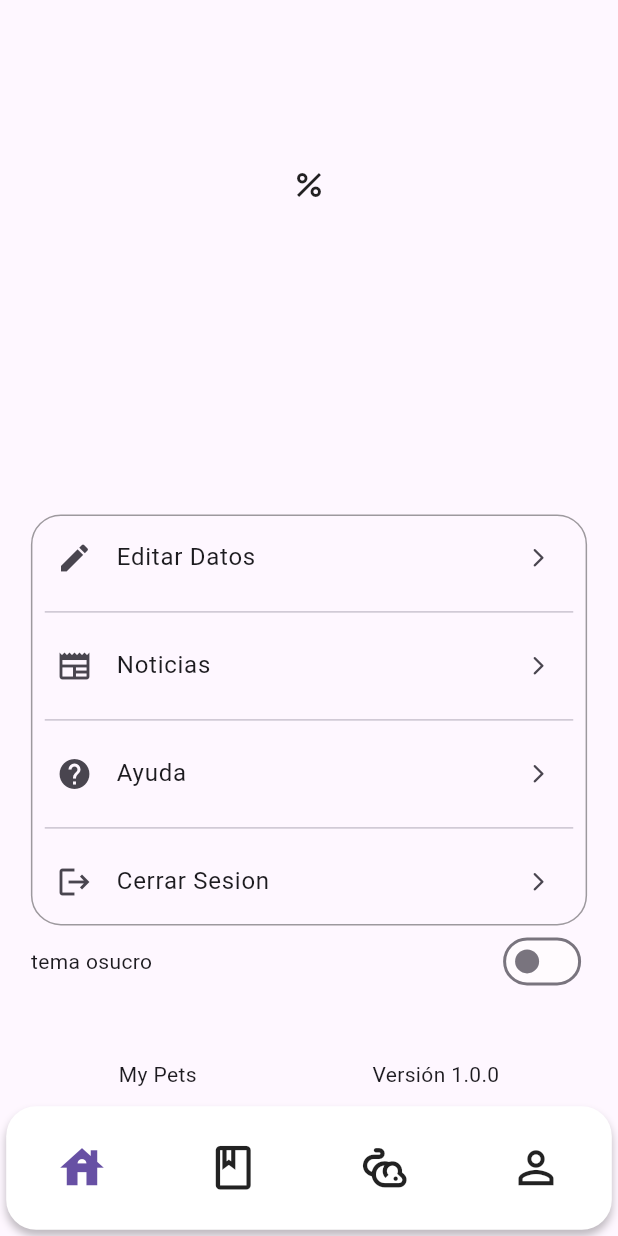
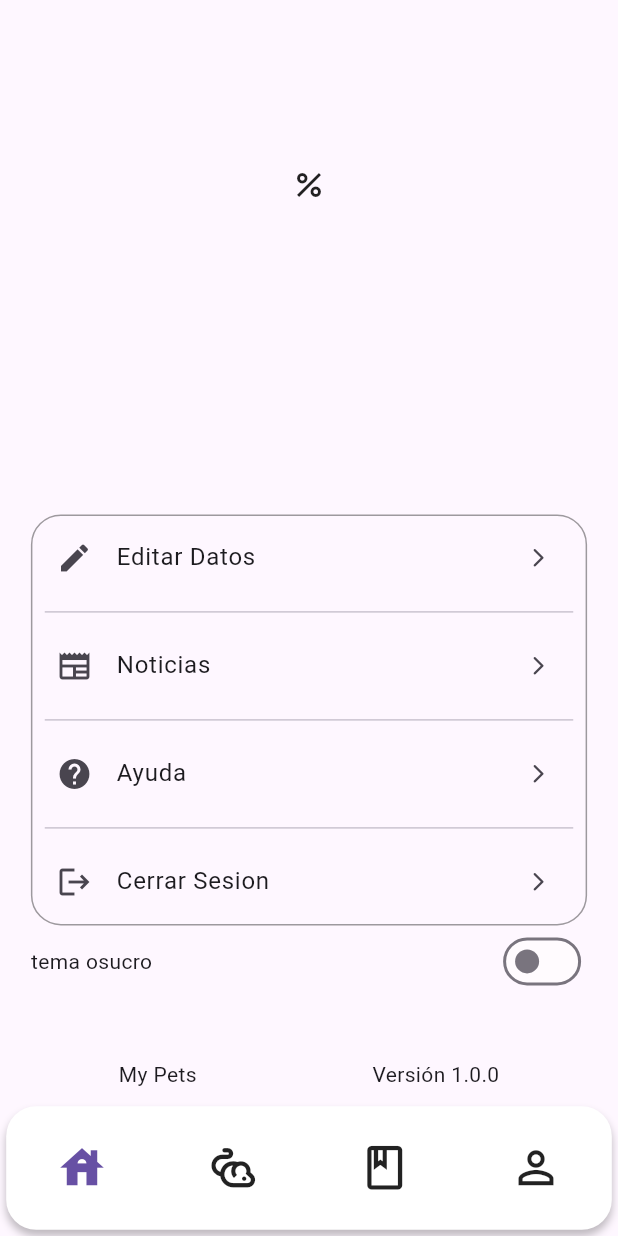
Before and after one commit to MaxiMaidana/mypets, a Flutter app: the HomePage screen opened by its route, swiped to page 4, on a phone screen of 412 x 824 dp. Run offline on Flutter 3.47's test engine with Material 2 defaults, Android fonts, the phone set to English and light mode, and no system bars; drawn by our look-alikes of cached_network_image, loader_overlay; our stand-ins replace carousel_slider, cloud_firestore, firebase_auth, firebase_core, flutter_map, font_awesome_flutter and 10 more; accounts and stored records are empty; network calls fail.

Commit message:
se pone 2da la pantalla para ver a las mascotas

```diff
--- a/lib/feature/home/presentation/view/home_init_p_v.dart
+++ b/lib/feature/home/presentation/view/home_init_p_v.dart
@@ -20,8 +20,8 @@ class HomeInitPV extends GetWidget<HomeController> {
           physics: const NeverScrollableScrollPhysics(),
           children: const [
             HomePV(),
+            PetsPhoneView(),
             ReminderPage(),
-            PetsPhoneView(),
             ProfilePhoneView(),
           ],
         ),
--- a/lib/feature/home/presentation/widget/bottom_nav_bar_pv.dart
+++ b/lib/feature/home/presentation/widget/bottom_nav_bar_pv.dart
@@ -58,12 +58,12 @@ class ButtomNavBarPV extends GetWidget<HomeController> {
                   width: 40,
                   child: controller.index.value == 1
                       ? Icon(
-                          Icons.book,
+                          Icons.pest_control_rodent,
+                          size: 35,
                           color: Theme.of(context).colorScheme.primary,
-                          size: 35,
                         )
                       : const Icon(
-                          Icons.book_outlined,
+                          Icons.pest_control_rodent_outlined,
                           size: 35,
                         ),
                 ),
@@ -77,12 +77,12 @@ class ButtomNavBarPV extends GetWidget<HomeController> {
                   width: 40,
                   child: controller.index.value == 2
                       ? Icon(
-                          Icons.pest_control_rodent,
+                          Icons.book,
+                          color: Theme.of(context).colorScheme.primary,
                           size: 35,
-                          color: Theme.of(context).colorScheme.primary,
                         )
                       : const Icon(
-                          Icons.pest_control_rodent_outlined,
+                          Icons.book_outlined,
                           size: 35,
                         ),
                 ),
```
